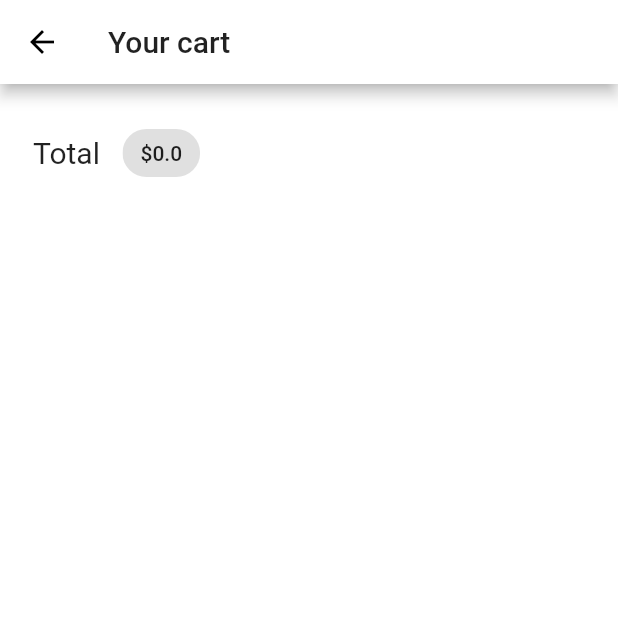
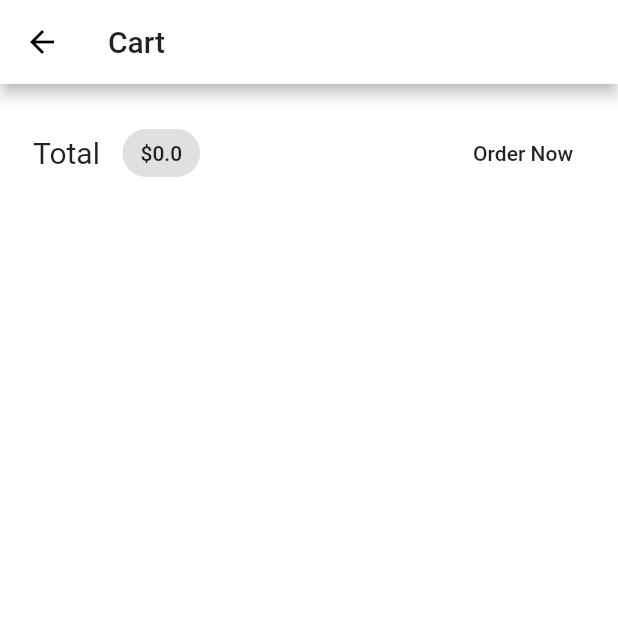
Before and after one commit to tamagossi/learn-flutter-tokalog, a Flutter app: the CartScreen screen opened directly, on a phone screen of 412 x 824 dp, the top half of it. Run offline on Flutter 3.47's test engine with Material 2 defaults, Android fonts, the phone set to English and light mode, and no system bars; our stand-ins replace google_fonts; network calls fail; Roboto replaces fonts that are missing (TextStyle).

Commit message:
feat(cart): construct cart list
* construct cart list and display it as a list

```diff
--- a/lib/screens/cart.dart
+++ b/lib/screens/cart.dart
@@ -1,6 +1,7 @@
 import 'package:flutter/material.dart';
 import 'package:provider/provider.dart';
 import 'package:tokalog/providers/cart.dart';
+import 'package:tokalog/widgets/organism/cart_item.dart';
 
 class CartScreen extends StatefulWidget {
   @override
@@ -14,25 +15,44 @@ class _CartScreenState extends State<CartScreen> {
 
     return Scaffold(
       appBar: AppBar(
-        title: Text('Your cart'),
+        title: Text('Cart'),
       ),
       body: Column(
         children: <Widget>[
           Container(
             padding: EdgeInsets.all(22),
-            child: Row(children: <Widget>[
-              Text(
-                'Total',
-                style: TextStyle(
-                  fontSize: 20,
+            child: Row(
+              crossAxisAlignment: CrossAxisAlignment.center,
+              mainAxisAlignment: MainAxisAlignment.spaceBetween,
+              children: <Widget>[
+                Container(
+                  child: Row(
+                    children: [
+                      Text('Total', style: TextStyle(fontSize: 20)),
+                      SizedBox(width: 15),
+                      Chip(label: Text('\$${cartProvider.totalAmount}')),
+                    ],
+                  ),
                 ),
+                TextButton(
+                  onPressed: () {},
+                  child: Text(
+                    'Order Now',
+                    style: TextStyle(color: Colors.black87),
+                  ),
+                )
+              ],
+            ),
+          ),
+          SizedBox(height: 20),
+          Expanded(
+            child: ListView.builder(
+              itemCount: cartProvider.carts.length,
+              itemBuilder: (_, index) => OrganismCartItem(
+                cart: cartProvider.carts.values.toList()[index],
               ),
-              SizedBox(width: 15),
-              Chip(
-                label: Text('\$${cartProvider.totalAmount}'),
-              ),
-            ]),
-          ),
+            ),
+          )
         ],
       ),
     );
--- a/lib/screens/products/index.dart
+++ b/lib/screens/products/index.dart
@@ -90,10 +90,10 @@ class _ProductsScreenState extends State<ProductsScreen> {
               },
               child: Consumer<CartProvider>(
                 builder: (_, cartProvider, __) => MoleculeBadge(
+                  value: cartProvider.cartCount.toString(),
                   child: Icon(
                     Platform.isIOS ? CupertinoIcons.cart : Icons.shopping_cart,
                   ),
-                  value: cartProvider.cartCount.toString(),
                 ),
               ),
             ),
--- a/lib/widgets/organism/product_item.dart
+++ b/lib/widgets/organism/product_item.dart
@@ -76,10 +76,10 @@ class OrganismProductItem extends StatelessWidget {
                     mainAxisAlignment: MainAxisAlignment.end,
                     children: [
                       PlatformIconButton(
+                        icon: buildIcon(context, Icons.shopping_cart),
                         onPressed: () {
                           cartProvider.addToCart(product);
                         },
-                        icon: buildIcon(context, Icons.shopping_cart),
                       ),
                       SizedBox(width: 10),
                       PlatformIconButton(
```
Also changed, not shown: lib/screens/products/detail.dart (+4 -4 lines), lib/widgets/organism/cart_item.dart (added, +35 -0 lines).
